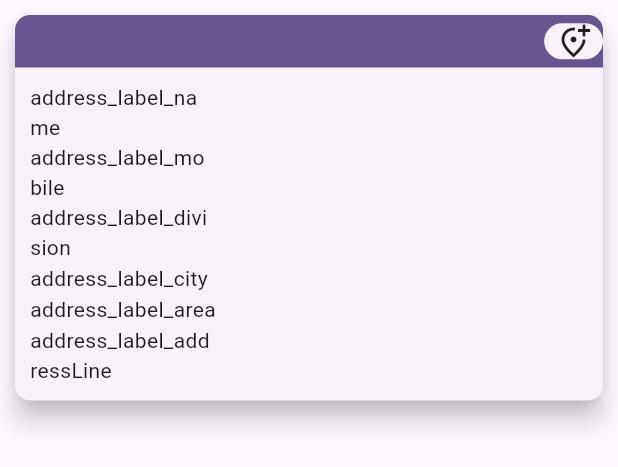
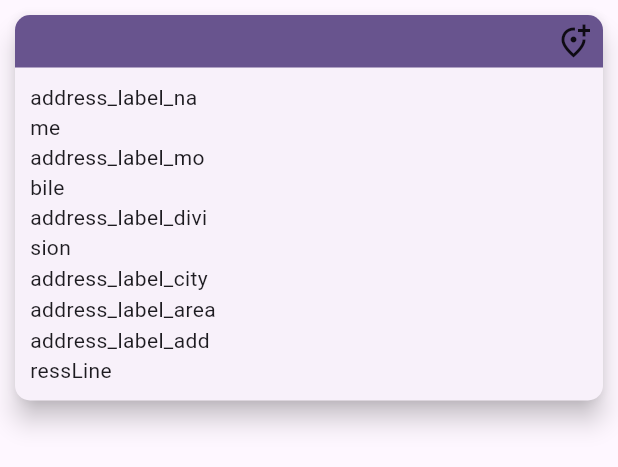
Before and after one commit to krzshipon/super_ui_kit, a Flutter app: the AddressItem widget shown alone on an empty page, opened directly with empty values, on a phone screen of 412 x 824 dp. Shown: the top 467 px of the screen. Run offline on Flutter 3.47's test engine with Material 2 defaults, Android fonts, the phone set to English and light mode, and no system bars; our stand-ins replace auto_animated, get, get_storage, google_fonts, lottie, responsive_framework; accounts and stored records are empty.

Commit message:
[Widget] Icon

```diff
--- /dev/null
+++ b/lib/src/widgets/app_icon.dart
@@ -0,0 +1,26 @@
+import 'package:flutter/material.dart';
+
+class CsIcon extends StatelessWidget {
+  final IconData? icon;
+  final Color? color;
+  final void Function()? onTap;
+
+  const CsIcon(
+    this.icon, {
+    super.key,
+    this.onTap,
+    this.color,
+  });
+  @override
+  Widget build(BuildContext context) =>
+      LayoutBuilder(builder: (context, constraints) {
+        return InkWell(
+          splashColor: Theme.of(context).colorScheme.primary.withAlpha(45),
+          onTap: onTap,
+          child: Icon(
+            icon,
+            color: color,
+          ),
+        );
+      });
+}
--- a/lib/src/widgets/item_address.dart
+++ b/lib/src/widgets/item_address.dart
@@ -3,6 +3,7 @@
 import 'package:flutter/material.dart';
 
 import 'package:get/get.dart';
+import 'package:super_ui_kit/src/widgets/app_icon.dart';
 
 import '../models/address.dart';
 import '../shared/app_ui_helpers.dart';
@@ -60,13 +61,11 @@ class AddressItem extends GetView {
                                   left: kAddressCardItemsPaddingV),
                               child: Align(
                                 alignment: Alignment.centerLeft,
-                                child: CSIconButton(
-                                  icon: (address.isDefault ?? false)
+                                child: CsIcon(
+                                  (address.isDefault ?? false)
                                       ? Icons.check_circle_outline_rounded
                                       : null,
                                   onTap: onDefaultIconTap,
-                                  elevation: 0,
-                                  padding: EdgeInsets.zero,
                                 ),
                               ),
                             ),
@@ -87,11 +86,9 @@ class AddressItem extends GetView {
                           ),
                           Expanded(
                             flex: 1,
-                            child: CSIconButton(
-                              icon: Icons.add_location_alt_outlined,
+                            child: CsIcon(
+                              Icons.add_location_alt_outlined,
                               onTap: onEditIconTap,
-                              elevation: 0,
-                              padding: EdgeInsets.zero,
                             ),
                           ),
                         ],
--- a/lib/super_ui_kit.dart
+++ b/lib/super_ui_kit.dart
@@ -11,6 +11,7 @@ export 'src/widgets/app_item_header.dart';
 export 'src/widgets/app_page.dart';
 export 'src/widgets/app_text.dart';
 export 'src/widgets/app_toupletext.dart';
+export 'src/widgets/app_icon.dart';
 export 'src/widgets/app_animation.dart';
 export 'src/widgets/item_setting.dart';
 export 'src/widgets/item_profile.dart';
```
